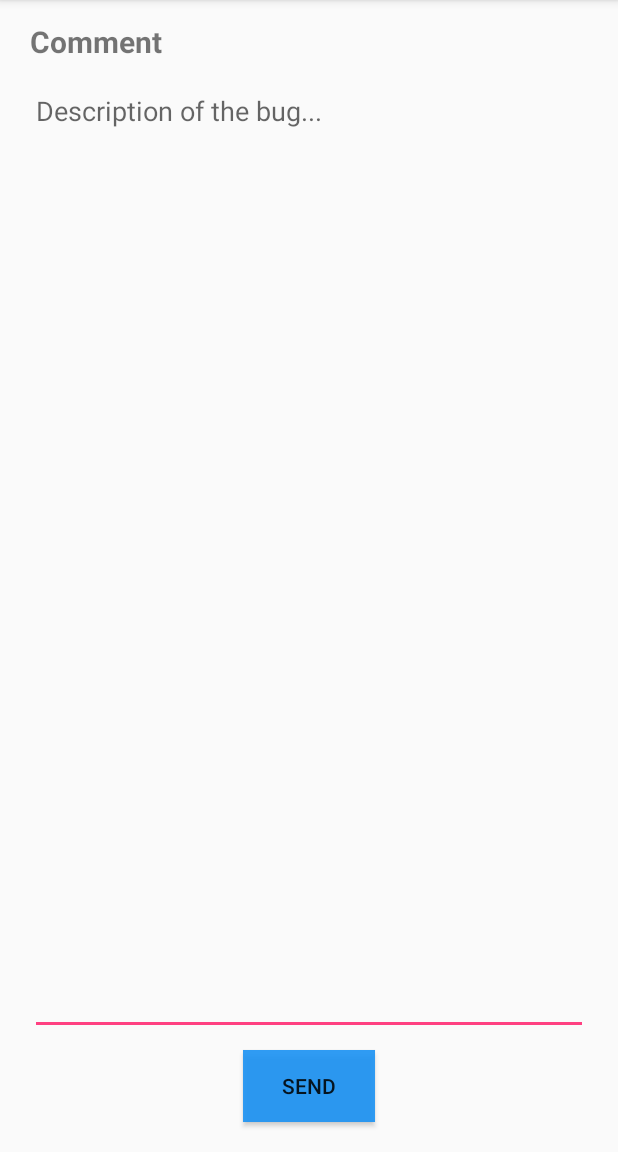
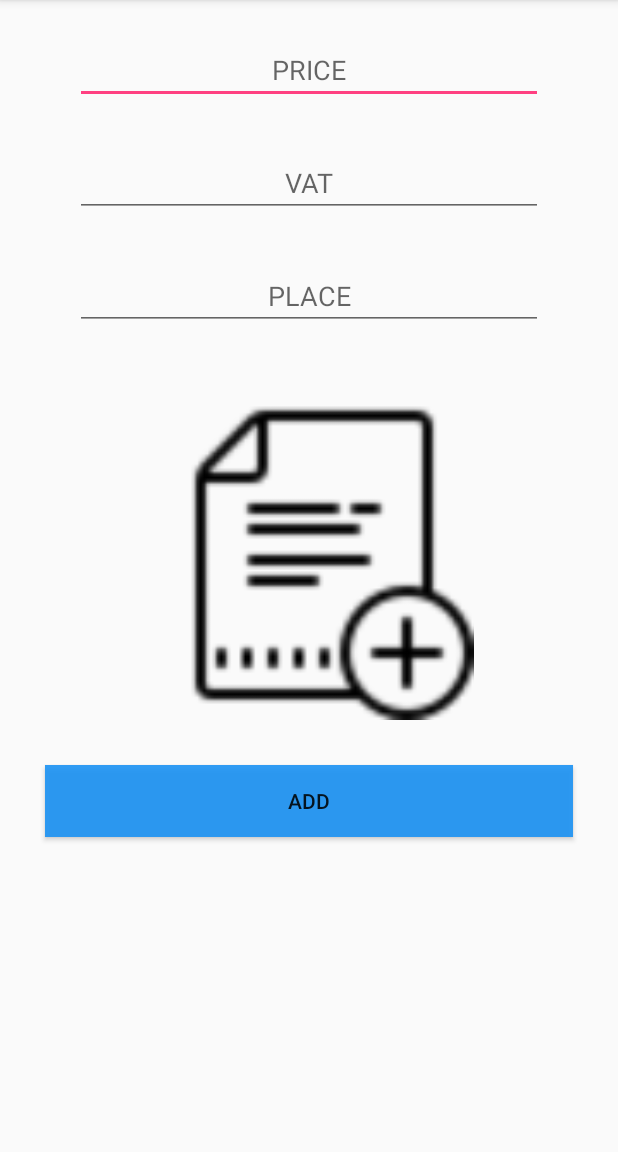
Before and after one commit to RamzyK/ERScan-Android, an Android app: the BugReportingActivity screen opened directly, with no data from a screen before it, in the side drawer, after a tap on "Add ER", on a phone screen of 412 x 824 dp, the part 84-1236 px from its top. Run offline under Robolectric (Android 15) with nearby library versions, the light colour scheme and no system bars.

Commit message:
Android History Map

```diff
--- a/app/build.gradle
+++ b/app/build.gradle
@@ -24,6 +24,7 @@
     implementation 'com.android.support:support-v4:28.0.0'
     implementation 'com.android.support:design:28.0.0'
     implementation 'com.android.support.constraint:constraint-layout:1.1.3'
+    implementation 'com.google.android.gms:play-services-maps:16.1.0'
     testImplementation 'junit:junit:4.12'
     androidTestImplementation 'com.android.support.test:runner:1.0.2'
     androidTestImplementation 'com.android.support.test.espresso:espresso-core:3.0.2'
--- /dev/null
+++ b/app/src/main/java/com/example/ramzy/er_scan/AddExpenseReport.java
@@ -0,0 +1,57 @@
+package com.example.ramzy.er_scan;
+
+import android.content.Intent;
+import android.support.design.widget.NavigationView;
+import android.support.v4.widget.DrawerLayout;
+import android.support.v7.app.ActionBarDrawerToggle;
+import android.support.v7.app.AppCompatActivity;
+import android.os.Bundle;
+import android.support.v7.widget.Toolbar;
+import android.util.Log;
+import android.view.View;
+import android.widget.Button;
+import android.widget.EditText;
+import android.widget.ImageView;
+import android.widget.Toast;
+
+public class AddExpenseReport extends BaseActivity {
+
+    private static int IMG_RESULT = 1;
+
+    @Override
+    protected void onCreate(Bundle savedInstanceState) {
+        super.onCreate(savedInstanceState);
+        setContentView(R.layout.activity_add_expense_report);
+
+
+        Toolbar toolbar = findViewById(R.id.toolbarExpense);
+        setSupportActionBar(toolbar);
+
+        DrawerLayout drawer =  findViewById(R.id.drawer_layout);
+        ActionBarDrawerToggle toggle = new ActionBarDrawerToggle(
+                this, drawer, toolbar, R.string.navigation_drawer_open, R.string.navigation_drawer_close);
+        drawer.addDrawerListener(toggle);
+        toggle.syncState();
+
+        NavigationView navigationView = findViewById(R.id.nav_view);
+        navigationView.setNavigationItemSelectedListener(this);
+
+        //On va gérer la prise d'une image.
+        ImageView imageViewPicture = findViewById(R.id.pictureAddExpense);
+        imageViewPicture.setOnClickListener(new View.OnClickListener(){
+
+            @Override
+            public void onClick(View view) {
+                Intent intent = new Intent(Intent.ACTION_PICK,
+                        android.provider.MediaStore.Images.Media.EXTERNAL_CONTENT_URI);
+
+                startActivityForResult(intent, IMG_RESULT);
+            }
+        });
+    }
+
+    //On fait la fonction qui va gérer le click sur le bouton :
+    public void addExpenseButton(View view){
+        Log.i("TEST","On rentre bien dans le expense Button");
+    }
+}
--- a/app/src/main/java/com/example/ramzy/er_scan/BaseActivity.java
+++ b/app/src/main/java/com/example/ramzy/er_scan/BaseActivity.java
@@ -78,12 +78,12 @@
             startActivity(i);
 
         } else if (id == R.id.add_er) {
-            //Intent i = new Intent(BaseActivity.this, HomeActivity.class);
-            //startActivity(i);
+            Intent i = new Intent(BaseActivity.this, AddExpenseReport.class);
+            startActivity(i);
 
         } else if (id == R.id.er_history) {
-            //Intent i = new Intent(BaseActivity.this, HomeActivity.class);
-            //startActivity(i);
+            Intent i = new Intent(BaseActivity.this, HistoryActivity.class);
+            startActivity(i);
 
         } else if (id == R.id.bug_reporting) {
             Intent i = new Intent(BaseActivity.this, BugReportingActivity.class);
--- /dev/null
+++ b/app/src/main/res/layout/activity_add_expense_report.xml
@@ -0,0 +1,104 @@
+<?xml version="1.0" encoding="utf-8"?>
+<android.support.v4.widget.DrawerLayout xmlns:android="http://schemas.android.com/apk/res/android"
+    xmlns:app="http://schemas.android.com/apk/res-auto"
+    xmlns:tools="http://schemas.android.com/tools"
+    android:id="@+id/drawer_layout"
+    android:layout_width="match_parent"
+    android:layout_height="match_parent"
+    android:fitsSystemWindows="true"
+    tools:openDrawer="start">
+
+    <include
+        layout="@layout/add_expense_layout"
+        android:layout_width="match_parent"
+        android:layout_height="match_parent" />
+
+    <android.support.design.widget.NavigationView
+        android:id="@+id/nav_view"
+        android:layout_width="wrap_content"
+        android:layout_height="match_parent"
+        android:layout_gravity="start"
+        android:fitsSystemWindows="true"
+        app:headerLayout="@layout/nav_header_home"
+        app:menu="@menu/activity_home_drawer" />
+
+    <!--<android.support.design.widget.AppBarLayout
+        android:layout_width="match_parent"
+        android:layout_height="wrap_content"
+        android:theme="@style/AppTheme.AppBarOverlay">
+
+        <android.support.v7.widget.Toolbar
+            android:id="@+id/toolbar"
+            android:layout_width="match_parent"
+            android:layout_height="?attr/actionBarSize"
+            android:background="?attr/colorPrimary"
+            app:popupTheme="@style/AppTheme.PopupOverlay" />
+
+    </android.support.design.widget.AppBarLayout>
+
+    <include layout="@layout/bug_comment" /> -->
+
+    <!--<EditText
+        android:id="@+id/editText"
+        android:layout_width="match_parent"
+        android:layout_height="wrap_content"
+        android:layout_marginStart="8dp"
+        android:layout_marginTop="0dp"
+        android:layout_marginEnd="8dp"
+        android:ems="10"
+        android:inputType="textPersonName"
+        android:text="PLACE" />
+
+    <EditText
+        android:id="@+id/editText2"
+        android:layout_width="wrap_content"
+        android:layout_height="wrap_content"
+        android:layout_marginStart="8dp"
+        android:layout_marginTop="70dp"
+        android:layout_marginEnd="8dp"
+        android:ems="10"
+        android:inputType="textPersonName"
+        android:text="PRICE"
+        app:layout_constraintEnd_toEndOf="parent"
+        app:layout_constraintStart_toStartOf="parent"
+        app:layout_constraintTop_toTopOf="parent" />
+
+    <EditText
+        android:id="@+id/editText3"
+        android:layout_width="wrap_content"
+        android:layout_height="wrap_content"
+        android:layout_marginStart="8dp"
+        android:layout_marginTop="40dp"
+        android:layout_marginEnd="8dp"
+        android:ems="10"
+        android:inputType="textPersonName"
+        android:text="VAT"
+        app:layout_constraintEnd_toEndOf="parent"
+        app:layout_constraintStart_toStartOf="parent"
+        app:layout_constraintTop_toBottomOf="@+id/editText2" />
+
+    <ImageView
+        android:id="@+id/imageView2"
+        android:layout_width="250dp"
+        android:layout_height="250dp"
+        android:layout_marginStart="8dp"
+        android:layout_marginTop="20dp"
+        android:layout_marginEnd="8dp"
+        app:layout_constraintEnd_toEndOf="parent"
+        app:layout_constraintStart_toStartOf="parent"
+        app:layout_constraintTop_toBottomOf="@+id/editText"
+        app:srcCompat="@drawable/add_er" />
+
+    <Button
+        android:id="@+id/button"
+        android:layout_width="200dp"
+        android:layout_height="wrap_content"
+        android:layout_marginStart="8dp"
+        android:layout_marginTop="30dp"
+        android:layout_marginEnd="8dp"
+        android:text="ADD"
+        app:layout_constraintEnd_toEndOf="parent"
+        app:layout_constraintHorizontal_bias="0.498"
+        app:layout_constraintStart_toStartOf="parent"
+        app:layout_constraintTop_toBottomOf="@+id/imageView2" />-->
+</android.support.v4.widget.DrawerLayout>
--- /dev/null
+++ b/app/src/main/res/layout/add_expense_comment.xml
@@ -0,0 +1,66 @@
+<?xml version="1.0" encoding="utf-8"?>
+<LinearLayout
+    xmlns:android="http://schemas.android.com/apk/res/android"
+    xmlns:app="http://schemas.android.com/apk/res-auto"
+    android:layout_width="match_parent"
+    android:layout_height="match_parent"
+    android:orientation="vertical"
+    android:layout_weight="2">
+
+
+    <EditText
+        android:id="@+id/editText"
+        android:layout_width="match_parent"
+        android:layout_height="wrap_content"
+        android:layout_marginLeft="50dp"
+        android:layout_marginTop="80dp"
+        android:layout_marginRight="50dp"
+        android:ems="10"
+        android:gravity="center_horizontal"
+        android:hint="PRICE"
+        android:inputType="textPersonName" />
+
+    <EditText
+        android:id="@+id/editText2"
+        android:layout_width="match_parent"
+        android:layout_height="wrap_content"
+        android:layout_marginLeft="50dp"
+        android:layout_marginTop="30dp"
+        android:layout_marginRight="50dp"
+        android:ems="10"
+        android:gravity="center_horizontal"
+        android:hint="VAT"
+        android:inputType="textPersonName" />
+
+    <EditText
+        android:id="@+id/editText3"
+        android:layout_width="match_parent"
+        android:layout_height="wrap_content"
+        android:layout_marginLeft="50dp"
+        android:layout_marginTop="30dp"
+        android:layout_marginRight="50dp"
+        android:ems="10"
+        android:gravity="center_horizontal"
+        android:hint="PLACE"
+        android:inputType="textPersonName" />
+
+    <ImageView
+        android:id="@+id/pictureAddExpense"
+        android:layout_width="match_parent"
+        android:layout_height="220dp"
+        android:layout_marginLeft="30dp"
+        android:layout_marginTop="40dp"
+        android:layout_marginRight="30dp"
+        app:srcCompat="@drawable/add_er" />
+
+    <Button
+        android:id="@+id/button"
+        android:layout_width="match_parent"
+        android:layout_height="wrap_content"
+        android:layout_marginLeft="30dp"
+        android:layout_marginTop="30dp"
+        android:layout_marginRight="30dp"
+        android:background="@color/button_color"
+        android:onClick="addExpenseButton"
+        android:text="ADD" />
+</LinearLayout>
--- /dev/null
+++ b/app/src/main/res/layout/add_expense_layout.xml
@@ -0,0 +1,25 @@
+<?xml version="1.0" encoding="utf-8"?>
+<android.support.design.widget.CoordinatorLayout xmlns:android="http://schemas.android.com/apk/res/android"
+    xmlns:app="http://schemas.android.com/apk/res-auto"
+    xmlns:tools="http://schemas.android.com/tools"
+    android:layout_width="match_parent"
+    android:layout_height="match_parent"
+    tools:context=".HomeActivity">
+
+    <android.support.design.widget.AppBarLayout
+        android:layout_width="match_parent"
+        android:layout_height="wrap_content"
+        android:theme="@style/AppTheme.AppBarOverlay">
+
+        <android.support.v7.widget.Toolbar
+            android:id="@+id/toolbarExpense"
+            android:layout_width="match_parent"
+            android:layout_height="?attr/actionBarSize"
+            android:background="?attr/colorPrimary"
+            app:popupTheme="@style/AppTheme.PopupOverlay" />
+
+    </android.support.design.widget.AppBarLayout>
+
+    <include layout="@layout/add_expense_comment" />
+
+</android.support.design.widget.CoordinatorLayout>
--- a/app/src/main/res/values/strings.xml
+++ b/app/src/main/res/values/strings.xml
@@ -6,4 +6,5 @@
     <string name="nav_header_subtitle">android.studio@android.com</string>
     <string name="nav_header_desc">Navigation header</string>
     <string name="action_settings">Settings</string>
+    <string name="title_activity_maps">Map</string>
 </resources>
--- a/build.gradle
+++ b/build.gradle
@@ -7,7 +7,7 @@
         jcenter()
     }
     dependencies {
-        classpath 'com.android.tools.build:gradle:3.1.3'
+        classpath 'com.android.tools.build:gradle:3.3.2'
 
 
         // NOTE: Do not place your application dependencies here; they belong
```
Also changed, not shown: app/src/debug/res/values/google_maps_api.xml (added, +24 -0 lines), app/src/main/AndroidManifest.xml (+35 -15 lines), app/src/main/java/com/example/ramzy/er_scan/HistoryActivity.java (added, +74 -0 lines), app/src/main/java/com/example/ramzy/er_scan/MapsActivity.java (added, +46 -0 lines), app/src/main/res/layout/activity_history.xml (added, +74 -0 lines), app/src/main/res/layout/activity_maps.xml (added, +9 -0 lines), gradle/wrapper/gradle-wrapper.properties, 1 other file.
